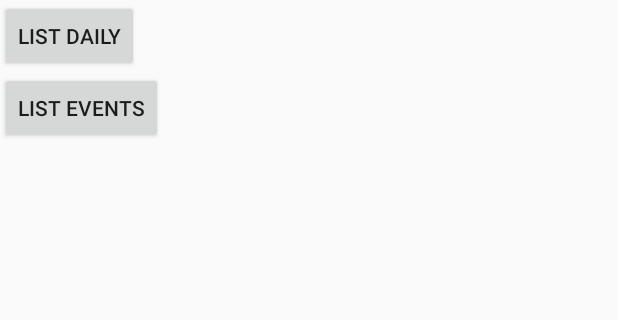
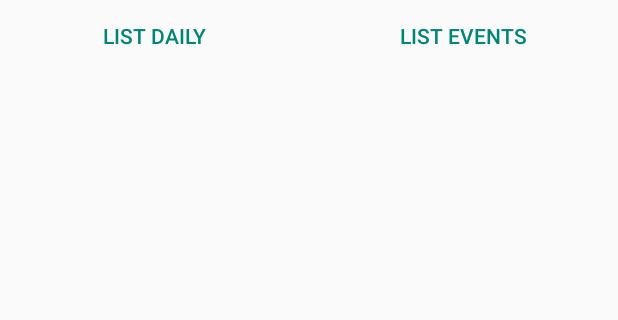
Before and after one commit to kylin0925/SteperCounter, an Android app: the fragment HistoryFragment placed in its activity, on a phone screen of 412 x 824 dp, the part 84-404 px from its top. Run offline under Robolectric (Android 15) with nearby library versions, the phone set to English and light mode, and no system bars.

Commit message:
change button style.

```diff
--- a/app/src/main/res/layout/fragment_history.xml
+++ b/app/src/main/res/layout/fragment_history.xml
@@ -10,19 +10,28 @@
         android:layout_width="match_parent"
         android:layout_height="wrap_content"
         android:orientation="vertical">
+        <LinearLayout
+            android:layout_width="match_parent"
+            android:layout_height="wrap_content"
+            android:orientation="horizontal">
 
             <Button
                 android:id="@+id/btnDaily"
-            android:layout_width="wrap_content"
+                style="@style/Widget.AppCompat.Button.Borderless.Colored"
+                android:layout_width="match_parent"
+
                 android:layout_height="wrap_content"
+                android:layout_weight="1"
                 android:text="List Daily" />
 
             <Button
                 android:id="@+id/btnStep"
-            android:layout_width="wrap_content"
+                style="@style/Widget.AppCompat.Button.Borderless.Colored"
+                android:layout_width="match_parent"
                 android:layout_height="wrap_content"
+                android:layout_weight="1"
                 android:text="List Events" />
-
+        </LinearLayout>
         <ListView
             android:id="@+id/listView"
             android:layout_width="fill_parent"
```
Lines whose indentation alone changed are shown as unchanged.
